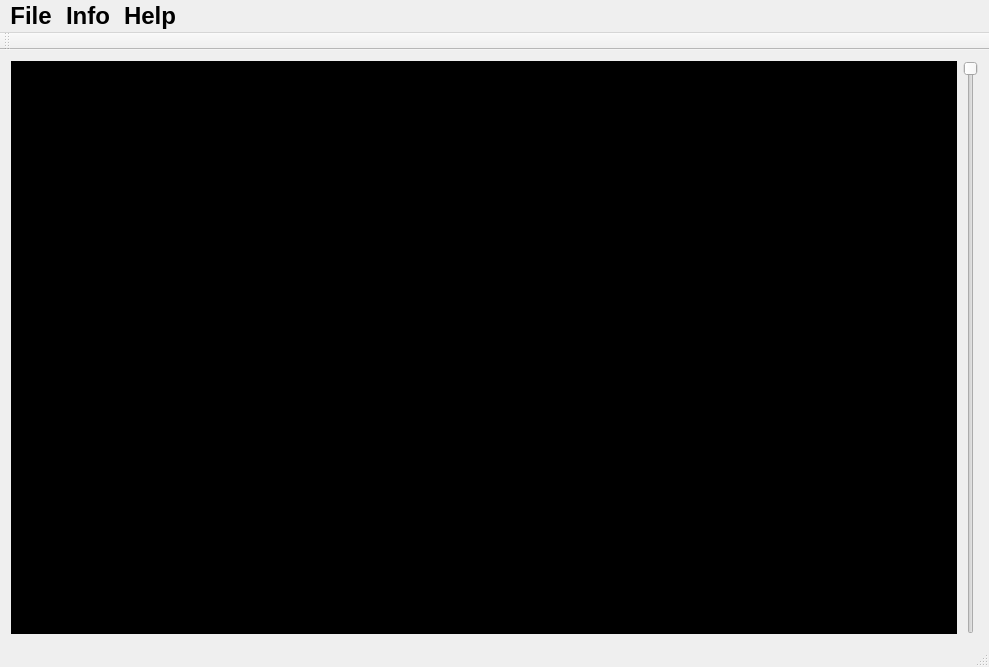
Old version of the form mainwindow.ui in the repository JorSean/dicom-explorer.
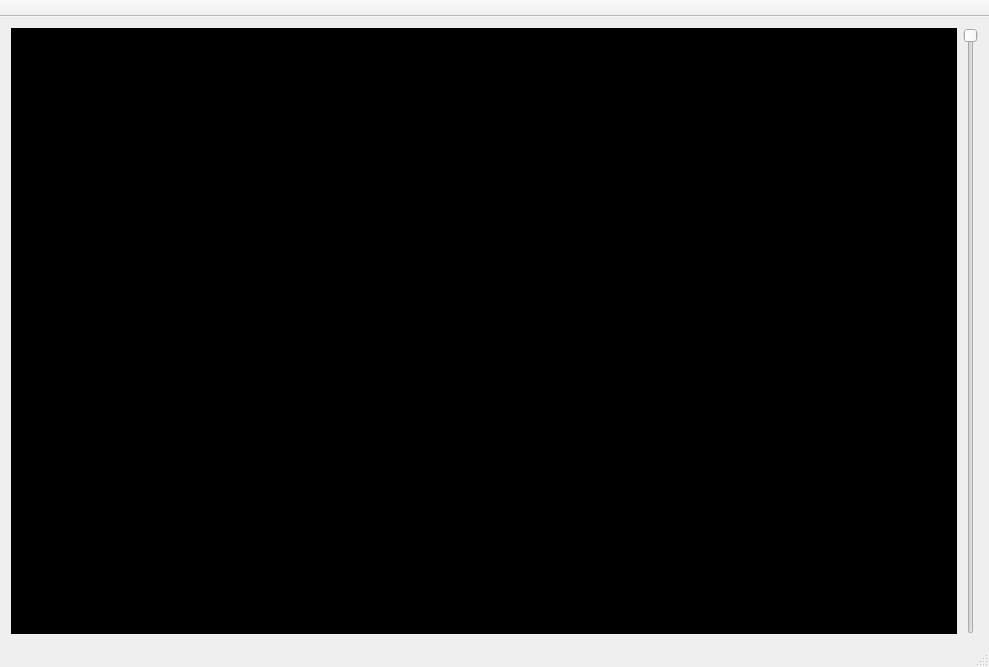
New version of the form. Icons and pictures are not drawn.

Commit message: 取消菜单栏;固定工具栏;修改about字体

Patch:
```diff
--- a/mainwindow.ui
+++ b/mainwindow.ui
@@ -67,58 +67,13 @@
     </item>
    </layout>
   </widget>
-  <widget class="QMenuBar" name="menuBar">
-   <property name="geometry">
-    <rect>
-     <x>0</x>
-     <y>0</y>
-     <width>989</width>
-     <height>50</height>
-    </rect>
-   </property>
-   <property name="font">
-    <font>
-     <pointsize>18</pointsize>
-     <weight>75</weight>
-     <bold>true</bold>
-    </font>
-   </property>
-   <widget class="QMenu" name="menuFile">
-    <property name="font">
-     <font>
-      <pointsize>18</pointsize>
-      <weight>75</weight>
-      <bold>true</bold>
-      <underline>true</underline>
-     </font>
-    </property>
-    <property name="title">
-     <string>File</string>
-    </property>
-    <addaction name="actionOpen"/>
-    <addaction name="separator"/>
-    <addaction name="actionClose"/>
-   </widget>
-   <widget class="QMenu" name="menuInfo">
-    <property name="title">
-     <string>Info</string>
-    </property>
-    <addaction name="actionDicomTags"/>
-   </widget>
-   <widget class="QMenu" name="menuHelp">
-    <property name="title">
-     <string>Help</string>
-    </property>
-    <addaction name="actionAbout"/>
-   </widget>
-   <addaction name="menuFile"/>
-   <addaction name="menuInfo"/>
-   <addaction name="menuHelp"/>
-  </widget>
   <widget class="QToolBar" name="mainToolBar">
    <property name="windowTitle">
     <string>Dicom Explorer</string>
    </property>
+   <property name="movable">
+    <bool>false</bool>
+   </property>
    <property name="iconSize">
     <size>
      <width>32</width>
```
Left out of the diff: 3 changed lines with no effect on the pictures. The commit also changes 1 other file.
